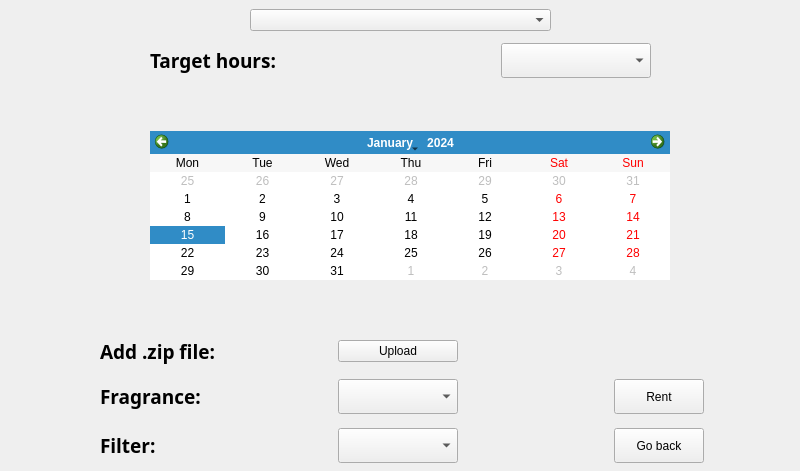
This is Proj/code/RC/remote-client/brandwindow.ui in ElectroQuanta/MDO as Qt 5 draws it before an edit. The edited form follows.
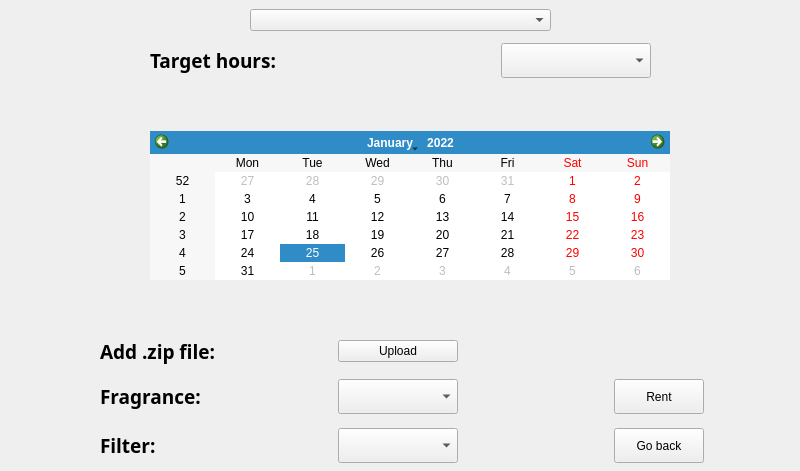
This is the edited form.

The edit to the form file:
```diff
--- a/Proj/code/RC/remote-client/brandwindow.ui
+++ b/Proj/code/RC/remote-client/brandwindow.ui
@@ -895,6 +895,13 @@
         <property name="locale">
          <locale language="English" country="Europe"/>
         </property>
+        <property name="selectedDate">
+         <date>
+          <year>2022</year>
+          <month>1</month>
+          <day>25</day>
+         </date>
+        </property>
         <property name="firstDayOfWeek">
          <enum>Qt::Monday</enum>
         </property>
@@ -905,7 +912,7 @@
          <enum>QCalendarWidget::ShortDayNames</enum>
         </property>
         <property name="verticalHeaderFormat">
-         <enum>QCalendarWidget::NoVerticalHeader</enum>
+         <enum>QCalendarWidget::ISOWeekNumbers</enum>
         </property>
         <property name="navigationBarVisible">
          <bool>true</bool>
```
